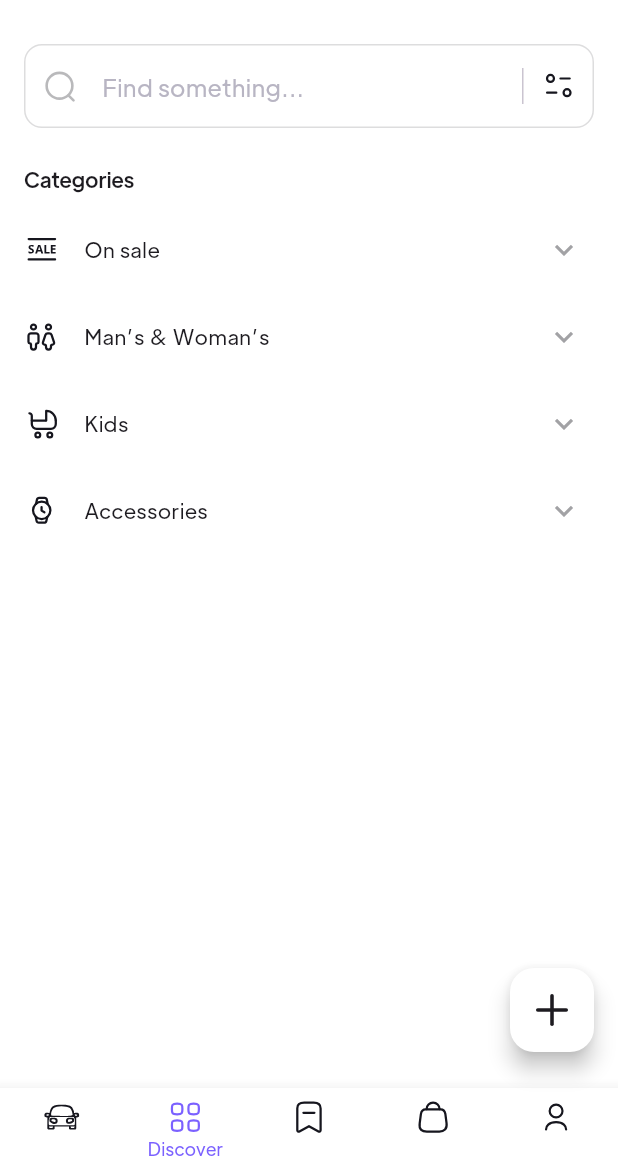
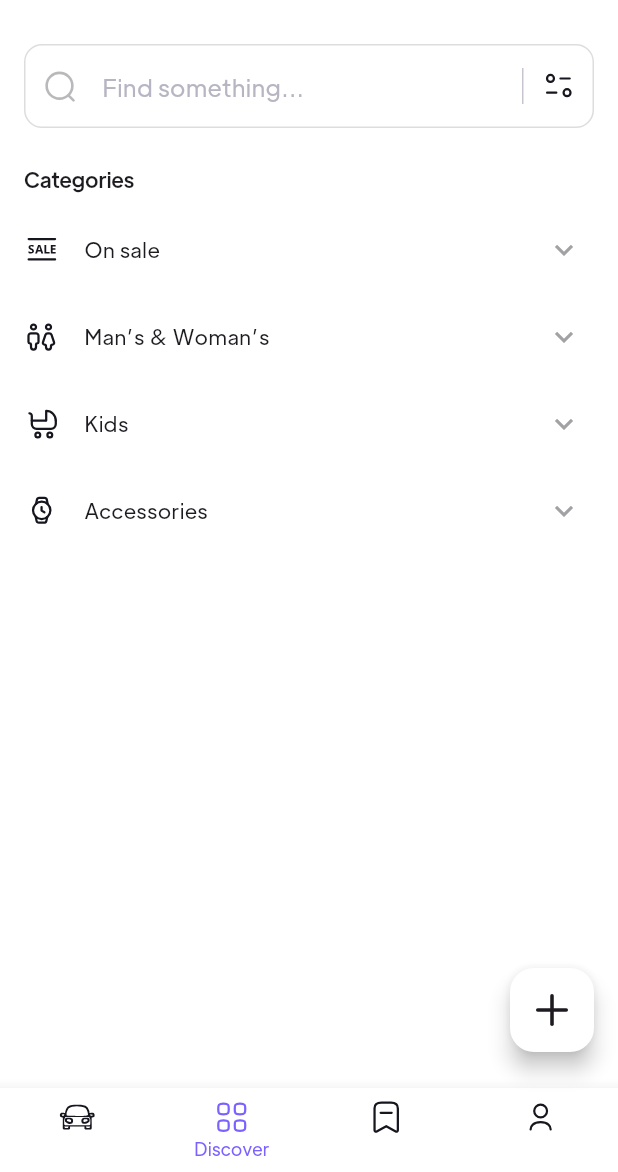
Before and after one commit to Muflih-uk/Velvo-Drive, a Flutter app: the EntryPoint screen opened by its route, item 2 of the bottom bar chosen, on a phone screen of 412 x 824 dp, the part 64-1236 px from its top. Run offline on Flutter 3.47's test engine with Material 3 defaults, Android fonts, the phone set to English and light mode, and no system bars; our stand-ins replace cached_network_image, flutter_rating_bar, flutter_svg, form_field_validator; network calls fail.

Commit message:
Add Vehicle Page Route Created

```diff
--- a/frontend/lib/entry_point.dart
+++ b/frontend/lib/entry_point.dart
@@ -1,7 +1,9 @@
 import 'package:animations/animations.dart';
 import 'package:flutter/material.dart';
 import 'package:flutter_svg/flutter_svg.dart';
+import 'package:provider/provider.dart';
 import 'package:shop/constants.dart';
+import 'package:shop/provider/bottom_nav_provider.dart';
 import 'package:shop/route/screen_export.dart';
 
 class EntryPoint extends StatefulWidget {
@@ -15,15 +17,14 @@ class _EntryPointState extends State<EntryPoint> {
   final List _pages = const [
     HomeScreen(),
     DiscoverScreen(),
-    BookmarkScreen(),
-    // EmptyCartScreen(), // if Cart is empty
-    CartScreen(),
+    BookmarkScreen(), // if Cart is empty
     ProfileScreen(),
   ];
-  int _currentIndex = 0;
 
   @override
   Widget build(BuildContext context) {
+    final bottomNavProvider = Provider.of<BottomNavProvider>(context);
+
     SvgPicture svgIcon(String src, {Color? color}) {
       return SvgPicture.asset(
         src,
@@ -73,7 +74,7 @@ class _EntryPointState extends State<EntryPoint> {
             child: child,
           );
         },
-        child: _pages[_currentIndex],
+        child: _pages[bottomNavProvider.currentIndex],
       ),
       bottomNavigationBar: Container(
         padding: const EdgeInsets.only(top: defaultPadding / 2),
@@ -81,13 +82,9 @@ class _EntryPointState extends State<EntryPoint> {
             ? Colors.white
             : const Color(0xFF101015),
         child: BottomNavigationBar(
-          currentIndex: _currentIndex,
+          currentIndex: bottomNavProvider.currentIndex,
           onTap: (index) {
-            if (index != _currentIndex) {
-              setState(() {
-                _currentIndex = index;
-              });
-            }
+              bottomNavProvider.setIndex(index);
           },
           backgroundColor: Theme.of(context).brightness == Brightness.light
               ? Colors.white
@@ -116,11 +113,6 @@ class _EntryPointState extends State<EntryPoint> {
               label: "Bookmark",
             ),
             BottomNavigationBarItem(
-              icon: svgIcon("assets/icons/Bag.svg"),
-              activeIcon: svgIcon("assets/icons/Bag.svg", color: primaryColor),
-              label: "Cart",
-            ),
-            BottomNavigationBarItem(
               icon: svgIcon("assets/icons/Profile.svg"),
               activeIcon:
                   svgIcon("assets/icons/Profile.svg", color: primaryColor),
--- a/frontend/lib/provider/bottom_nav_provider.dart
+++ b/frontend/lib/provider/bottom_nav_provider.dart
@@ -1 +1,12 @@
-class BottomNavProvider {}
+import 'package:flutter/material.dart';
+
+class BottomNavProvider extends ChangeNotifier{
+  int _currentIndex = 0;
+
+  int get currentIndex => _currentIndex;
+
+  void setIndex(int index) {
+    _currentIndex = index;
+    notifyListeners();
+  }
+}
--- a/frontend/lib/route/route_constants.dart
+++ b/frontend/lib/route/route_constants.dart
@@ -57,3 +57,4 @@ const String cartScreenRoute = "cart";
 const String paymentMethodScreenRoute = "payment_method";
 const String addNewCardScreenRoute = "add_new_card";
 const String thanksForOrderScreenRoute = "thanks_order";
+const String addVehicle = "add_vehicle";
--- a/frontend/lib/route/router.dart
+++ b/frontend/lib/route/router.dart
@@ -217,10 +217,6 @@ Route<dynamic> generateRoute(RouteSettings settings) {
       return MaterialPageRoute(
         builder: (context) => const WalletScreen(),
       );
-    case cartScreenRoute:
-      return MaterialPageRoute(
-        builder: (context) => const CartScreen(),
-      );
     // case paymentMethodScreenRoute:
     //   return MaterialPageRoute(
     //     builder: (context) => const PaymentMethodScreen(),
@@ -233,6 +229,10 @@ Route<dynamic> generateRoute(RouteSettings settings) {
     //   return MaterialPageRoute(
     //     builder: (context) => const ThanksForOrderScreen(),
     //   );
+    case addVehicle:
+      return MaterialPageRoute(
+        builder: (context) => AddVehicleScreen()
+      );
     default:
       return MaterialPageRoute(
         // Make a screen for undefine
--- a/frontend/lib/route/screen_export.dart
+++ b/frontend/lib/route/screen_export.dart
@@ -12,7 +12,7 @@ export '/screens/product/views/product_details_screen.dart';
 export '/screens/reviews/view/product_reviews_screen.dart';
 export '/screens/search/views/search_screen.dart';
 export '/screens/address/views/addresses_screen.dart';
-export '/screens/checkout/views/cart_screen.dart';
+
 
 export '/screens/notification/view/enable_notification_screen.dart';
 export '/screens/notification/view/no_notification_screen.dart';
@@ -24,3 +24,5 @@ export '/screens/wallet/views/empty_wallet_screen.dart';
 export '/screens/wallet/views/wallet_screen.dart';
 export '/screens/profile/views/profile_screen.dart';
 export '/screens/user_info/views/user_info_screen.dart';
+
+export '/screens/add_vehicle/views/add_vehicle_screen.dart';
```
Also changed, not shown: frontend/lib/main.dart (+8 -1 lines), frontend/lib/screens/add_vehicle/views/add_vehicle_screen.dart (+8 -1 lines), frontend/lib/screens/checkout/views/cart_screen.dart (deleted, +0 -20 lines).
